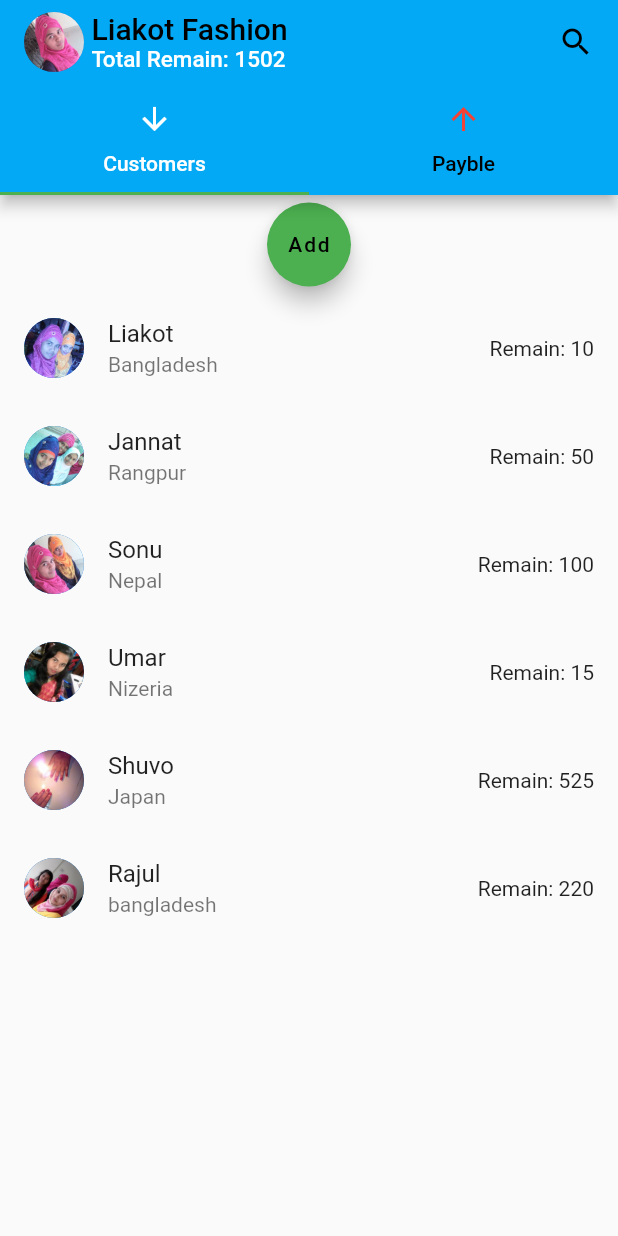
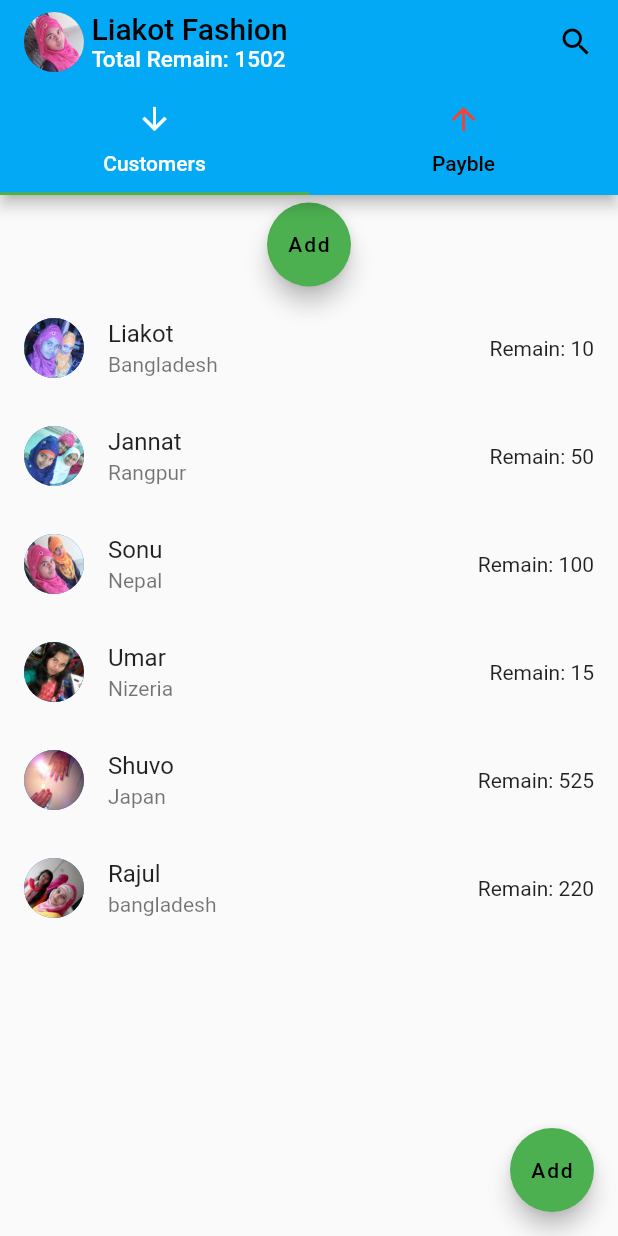
Before and after one commit to Liakot-ali/Flutter-Learn, a Flutter app: the screen it shows after launch, on a phone screen of 412 x 824 dp. Run offline on Flutter 3.47's test engine with Material 2 defaults, Android fonts, the phone set to English and light mode, and no system bars.

Commit message:
adding fab in main page

```diff
--- a/lib/home_page.dart
+++ b/lib/home_page.dart
@@ -1,3 +1,4 @@
+import 'package:easy_transaction/add_customer.dart';
 import 'package:flutter/cupertino.dart';
 import 'package:flutter/material.dart';
 import 'customer_adder.dart';
@@ -41,6 +42,39 @@ class HomePage extends StatelessWidget {
             CustomerAdder(),
           ],
         ),
+        floatingActionButton: FloatingActionButton(
+          onPressed: () {
+            // clicked++;
+            Navigator.push<String>(
+              context,
+              MaterialPageRoute(
+                builder: (BuildContext context) => addCustomer(),
+              ),
+            );
+            // ).then((value) {
+            //   setState(() {
+            //     if (value != null) {
+            //       List<String> str = value.split("/");
+            //       print("0" + str[0]);
+            //       print("1" + str[1]);
+            //       print("2" + str[2]);
+            //       print("3" + str[3]);
+            //       customers.add(str[0]);
+            //       phone.add(str[1]);
+            //       address.add(str[2]);
+            //       remain.add(int.parse(str[3]));
+            //       picture.add("assets/shimu" + clicked.toString() + ".jpeg");
+            //     }
+            //   });
+            // });
+          },
+          child: Text(
+            "Add",
+            style: TextStyle(color: Colors.black),
+            maxLines: 1,
+          ),
+        ),
+        floatingActionButtonLocation: FloatingActionButtonLocation.endFloat,
       ),
     );
   }
```
